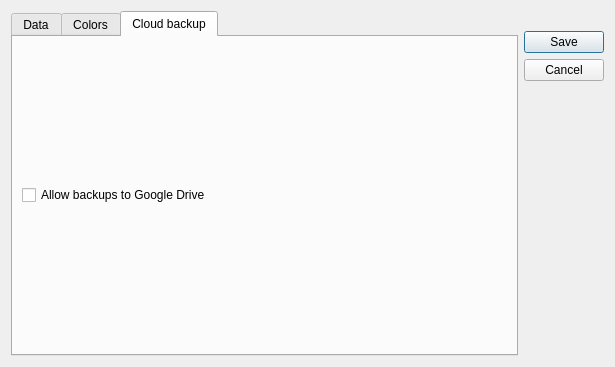
The window that ui/settings.ui (vangeytedvg/Diary) describes before a commit, drawn with Qt 5.
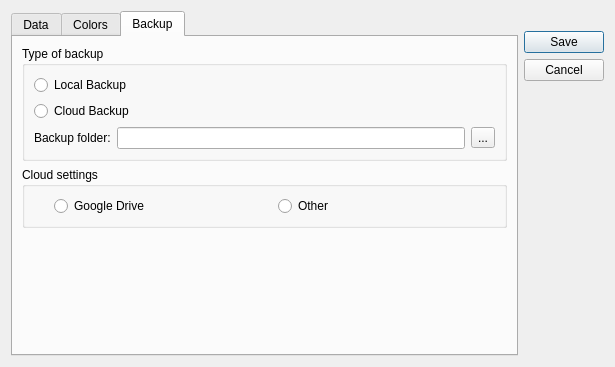
The same window after the commit. The open tabs and pages were chosen to show the change. Icons and pictures are not drawn.

Commit message: Settings going on

The edit to the form file:
```diff
--- a/ui/settings.ui
+++ b/ui/settings.ui
@@ -188,15 +188,108 @@
      </widget>
      <widget class="QWidget" name="tab_3">
       <attribute name="title">
-       <string>Cloud backup</string>
+       <string>Backup</string>
       </attribute>
       <layout class="QGridLayout" name="gridLayout_3">
-       <item row="0" column="0">
-        <widget class="QCheckBox" name="checkBox">
-         <property name="text">
-          <string>Allow backups to Google Drive</string>
+       <item row="2" column="0">
+        <layout class="QVBoxLayout" name="verticalLayout_3">
+         <item>
+          <widget class="QGroupBox" name="groupBox_2">
+           <property name="title">
+            <string>Type of backup</string>
+           </property>
+           <layout class="QVBoxLayout" name="verticalLayout_4">
+            <item>
+             <widget class="QRadioButton" name="rb_LocalBackup">
+              <property name="text">
+               <string>Local Backup</string>
+              </property>
+             </widget>
+            </item>
+            <item>
+             <widget class="QRadioButton" name="rb_CloudBackup">
+              <property name="text">
+               <string>Cloud Backup</string>
+              </property>
+             </widget>
+            </item>
+            <item>
+             <layout class="QHBoxLayout" name="horizontalLayout_4">
+              <item>
+               <widget class="QLabel" name="lbl_backup_folder">
+                <property name="text">
+                 <string>Backup folder:</string>
+                </property>
+               </widget>
+              </item>
+              <item>
+               <widget class="QLineEdit" name="txt_backup_folder"/>
+              </item>
+              <item>
+               <widget class="QToolButton" name="btn_select_backup_folder">
+                <property name="text">
+                 <string>...</string>
+                </property>
+               </widget>
+              </item>
+             </layout>
+            </item>
+           </layout>
+          </widget>
+         </item>
+         <item>
+          <widget class="QGroupBox" name="groupBox">
+           <property name="title">
+            <string>Cloud settings</string>
+           </property>
+           <layout class="QHBoxLayout" name="horizontalLayout_3">
+            <item>
+             <spacer name="horizontalSpacer">
+              <property name="orientation">
+               <enum>Qt::Horizontal</enum>
+              </property>
+              <property name="sizeType">
+               <enum>QSizePolicy::Maximum</enum>
+              </property>
+              <property name="sizeHint" stdset="0">
+               <size>
+                <width>20</width>
+                <height>20</height>
+               </size>
+              </property>
+             </spacer>
+            </item>
+            <item>
+             <widget class="QRadioButton" name="rb_google">
+              <property name="text">
+               <string>Google Drive</string>
+              </property>
+             </widget>
+            </item>
+            <item>
+             <widget class="QRadioButton" name="rb_other">
+              <property name="text">
+               <string>Other</string>
+              </property>
+             </widget>
+            </item>
+           </layout>
+          </widget>
+         </item>
+        </layout>
+       </item>
+       <item row="3" column="0">
+        <spacer name="verticalSpacer_4">
+         <property name="orientation">
+          <enum>Qt::Vertical</enum>
          </property>
-        </widget>
+         <property name="sizeHint" stdset="0">
+          <size>
+           <width>20</width>
+           <height>40</height>
+          </size>
+         </property>
+        </spacer>
        </item>
       </layout>
      </widget>
```
Left out of the diff: 6 changed lines with no effect on the pictures. The commit also changes 5 other files.
